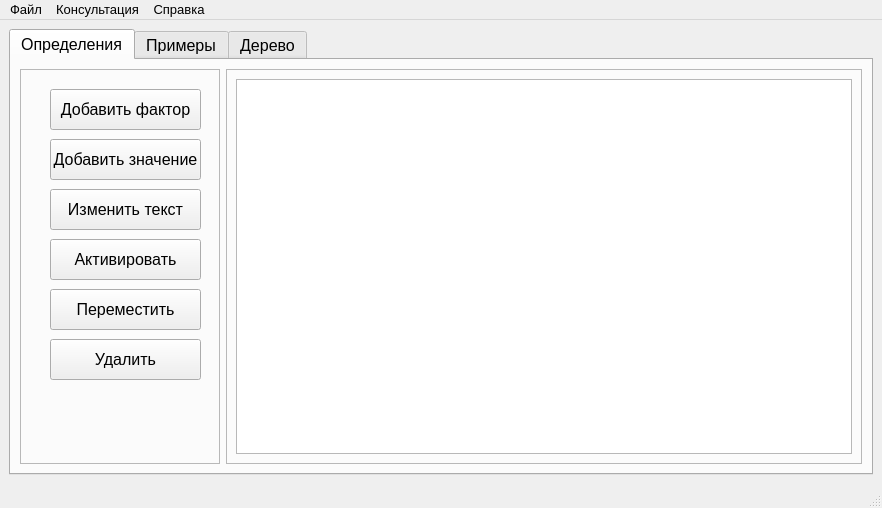
Before: the Qt Designer form ui/widgets/main.ui in mashishka/KnowClass, drawn with Qt 5.
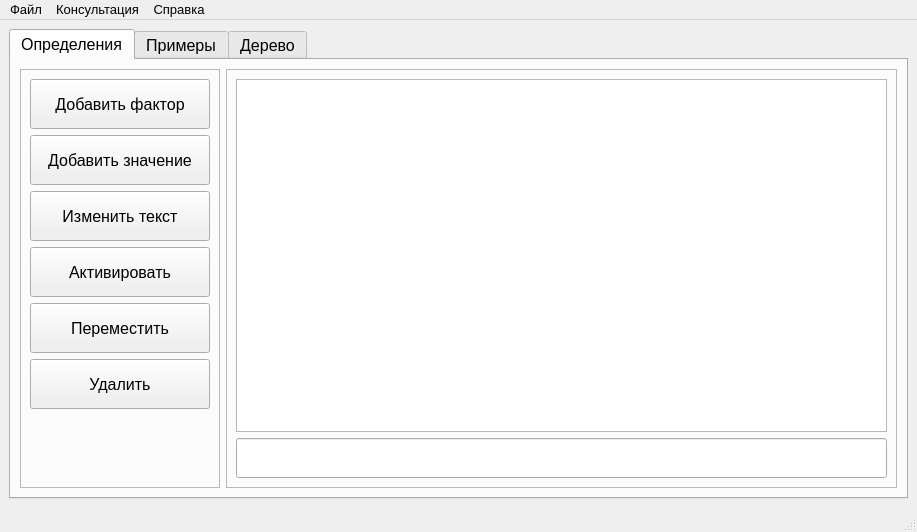
After: the same form once the commit is applied.

Diff of the .ui file:
```diff
--- a/ui/widgets/main.ui
+++ b/ui/widgets/main.ui
@@ -6,8 +6,8 @@
    <rect>
     <x>0</x>
     <y>0</y>
-    <width>882</width>
-    <height>508</height>
+    <width>917</width>
+    <height>532</height>
    </rect>
   </property>
   <property name="font">
@@ -53,84 +53,135 @@
             <property name="frameShadow">
              <enum>QFrame::Raised</enum>
             </property>
+            <layout class="QVBoxLayout" name="verticalLayout_3">
+             <item>
             <widget class="QPushButton" name="add_factor_button">
-             <property name="geometry">
-              <rect>
-               <x>30</x>
-               <y>20</y>
-               <width>151</width>
-               <height>41</height>
-              </rect>
+               <property name="sizePolicy">
+                <sizepolicy hsizetype="Minimum" vsizetype="MinimumExpanding">
+                 <horstretch>0</horstretch>
+                 <verstretch>0</verstretch>
+                </sizepolicy>
+               </property>
+               <property name="maximumSize">
+                <size>
+                 <width>16777215</width>
+                 <height>50</height>
+                </size>
              </property>
              <property name="text">
               <string>Добавить фактор</string>
              </property>
             </widget>
+             </item>
+             <item>
             <widget class="QPushButton" name="add_value_button">
-             <property name="geometry">
-              <rect>
-               <x>30</x>
-               <y>70</y>
-               <width>151</width>
-               <height>41</height>
-              </rect>
+               <property name="sizePolicy">
+                <sizepolicy hsizetype="Minimum" vsizetype="MinimumExpanding">
+                 <horstretch>0</horstretch>
+                 <verstretch>0</verstretch>
+                </sizepolicy>
+               </property>
+               <property name="maximumSize">
+                <size>
+                 <width>16777215</width>
+                 <height>50</height>
+                </size>
              </property>
              <property name="text">
               <string>Добавить значение</string>
              </property>
             </widget>
+             </item>
+             <item>
             <widget class="QPushButton" name="change_text_button">
-             <property name="geometry">
-              <rect>
-               <x>30</x>
-               <y>120</y>
-               <width>151</width>
-               <height>41</height>
-              </rect>
+               <property name="sizePolicy">
+                <sizepolicy hsizetype="Minimum" vsizetype="MinimumExpanding">
+                 <horstretch>0</horstretch>
+                 <verstretch>0</verstretch>
+                </sizepolicy>
+               </property>
+               <property name="maximumSize">
+                <size>
+                 <width>16777215</width>
+                 <height>50</height>
+                </size>
              </property>
              <property name="text">
               <string>Изменить текст</string>
              </property>
             </widget>
+             </item>
+             <item>
             <widget class="QPushButton" name="activate_factor_button">
-             <property name="geometry">
-              <rect>
-               <x>30</x>
-               <y>170</y>
-               <width>151</width>
-               <height>41</height>
-              </rect>
+               <property name="sizePolicy">
+                <sizepolicy hsizetype="Minimum" vsizetype="MinimumExpanding">
+                 <horstretch>0</horstretch>
+                 <verstretch>0</verstretch>
+                </sizepolicy>
+               </property>
+               <property name="maximumSize">
+                <size>
+                 <width>16777215</width>
+                 <height>50</height>
+                </size>
              </property>
              <property name="text">
               <string>Активировать</string>
              </property>
             </widget>
+             </item>
+             <item>
             <widget class="QPushButton" name="move_factor_button">
-             <property name="geometry">
-              <rect>
-               <x>30</x>
-               <y>220</y>
-               <width>151</width>
-               <height>41</height>
-              </rect>
+               <property name="sizePolicy">
+                <sizepolicy hsizetype="Minimum" vsizetype="MinimumExpanding">
+                 <horstretch>0</horstretch>
+                 <verstretch>0</verstretch>
+                </sizepolicy>
+               </property>
+               <property name="maximumSize">
+                <size>
+                 <width>16777215</width>
+                 <height>50</height>
+                </size>
              </property>
              <property name="text">
               <string>Переместить</string>
              </property>
             </widget>
+             </item>
+             <item>
             <widget class="QPushButton" name="delete_factor_button">
-             <property name="geometry">
-              <rect>
-               <x>30</x>
-               <y>270</y>
-               <width>151</width>
-               <height>41</height>
-              </rect>
+               <property name="sizePolicy">
+                <sizepolicy hsizetype="Minimum" vsizetype="MinimumExpanding">
+                 <horstretch>0</horstretch>
+                 <verstretch>0</verstretch>
+                </sizepolicy>
+               </property>
+               <property name="maximumSize">
+                <size>
+                 <width>16777215</width>
+                 <height>50</height>
+                </size>
              </property>
              <property name="text">
               <string>Удалить</string>
              </property>
             </widget>
+             </item>
+             <item>
+              <spacer name="verticalSpacer">
+               <property name="orientation">
+                <enum>Qt::Vertical</enum>
+               </property>
+               <property name="sizeHint" stdset="0">
+                <size>
+                 <width>20</width>
+                 <height>40</height>
+                </size>
+               </property>
+              </spacer>
+             </item>
+            </layout>
            </widget>
           </item>
           <item>
@@ -141,8 +192,8 @@
             <property name="frameShadow">
              <enum>QFrame::Raised</enum>
             </property>
-            <layout class="QGridLayout" name="gridLayout_2">
-             <item row="0" column="0">
+            <layout class="QVBoxLayout" name="verticalLayout_5">
+             <item>
               <widget class="QTableView" name="definition_table">
                <property name="font">
                 <font>
@@ -170,6 +221,25 @@
                </attribute>
               </widget>
              </item>
+             <item>
+              <widget class="QLineEdit" name="text_line">
+               <property name="sizePolicy">
+                <sizepolicy hsizetype="Expanding" vsizetype="MinimumExpanding">
+                 <horstretch>0</horstretch>
+                 <verstretch>0</verstretch>
+                </sizepolicy>
+               </property>
+               <property name="maximumSize">
+                <size>
+                 <width>16777215</width>
+                 <height>40</height>
+                </size>
+               </property>
+               <property name="readOnly">
+                <bool>true</bool>
+               </property>
+              </widget>
+             </item>
             </layout>
            </widget>
           </item>
@@ -492,7 +562,7 @@
     <rect>
      <x>0</x>
      <y>0</y>
-     <width>882</width>
+     <width>917</width>
      <height>22</height>
     </rect>
    </property>
```
Left out of the diff: 135 changed lines with no effect on the pictures. Lines whose indentation alone changed are shown as unchanged.
